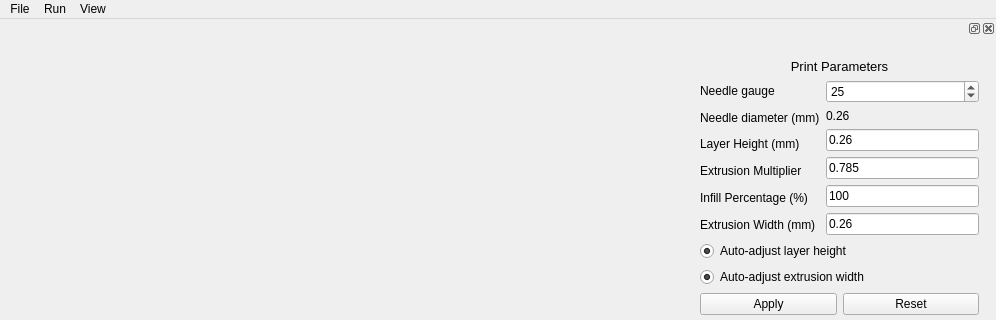
This is mainwindowform.ui in taylorgwood/FRE_Visualizer_GUI as Qt 5 draws it before an edit; both pictures show x 0 to 996 and y 0 to 320 of the 996 by 678 pixel window. The edited form follows.
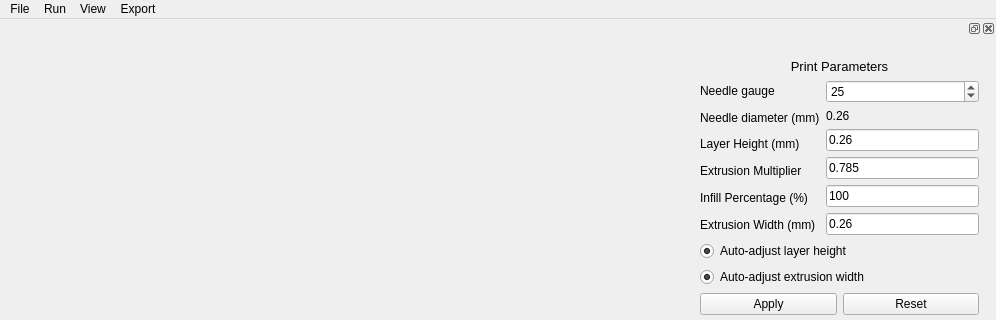
This is the edited form.

Commit message: Button pulls up dialog

Patch:
```diff
--- a/mainwindowform.ui
+++ b/mainwindowform.ui
@@ -50,10 +50,20 @@
     <addaction name="actionView_wireframe"/>
     <addaction name="actionView_Cylinders"/>
     <addaction name="actionView_Print_Path"/>
+    <addaction name="separator"/>
+    <addaction name="actionView_wireframe"/>
+    <addaction name="actionView_axes"/>
+   </widget>
+   <widget class="QMenu" name="menuG_Code">
+    <property name="title">
+     <string>Export</string>
+    </property>
+    <addaction name="actionExport_G_code"/>
    </widget>
    <addaction name="menuFile"/>
    <addaction name="menuRun"/>
    <addaction name="menuView"/>
+   <addaction name="menuG_Code"/>
   </widget>
   <widget class="QStatusBar" name="statusBar"/>
   <widget class="QDockWidget" name="dockWidget">
```
Left out of the diff: 7 changed lines with no effect on the pictures. The commit also changes 2 other files.
